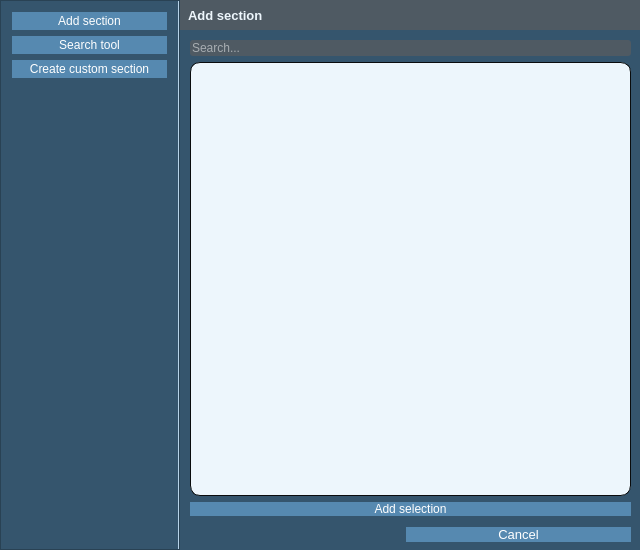
Old version of the form SectionManager/UI/select_section_dialog.ui in the repository GIAPspzoo/GIAP_PolaMap_lite.
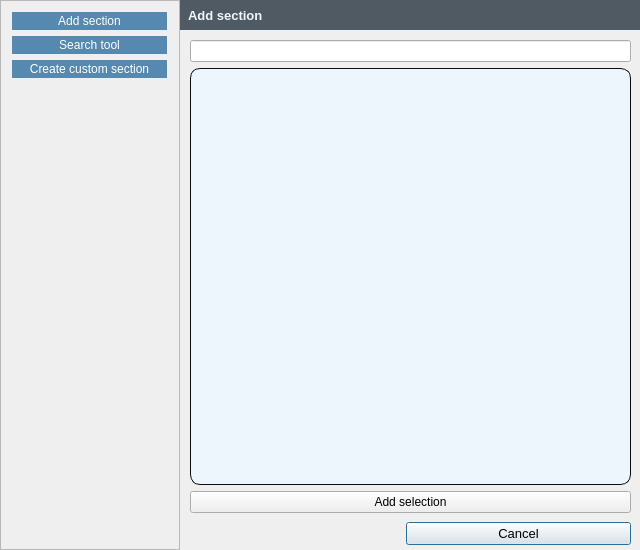
New version of the form. Icons and pictures are not drawn. Custom widgets are drawn as their Qt base class.

The edit to the form file:
```diff
--- a/SectionManager/UI/select_section_dialog.ui
+++ b/SectionManager/UI/select_section_dialog.ui
@@ -36,11 +36,18 @@
     <normaloff>:/plugins/GIAP-giap_layout/icons/giap_logo.png</normaloff>:/plugins/GIAP-giap_layout/icons/giap_logo.png</iconset>
   </property>
   <property name="styleSheet">
-   <string notr="true">* {
-	background-color: rgb(53, 85, 109);
-    font: 10pt &quot;Segoe UI&quot;; 
+   <string notr="true">QPushButton:hover {
+	font-weight: bold;
 }
-
+QPushButton:disabled {
+	color: gray;
+}
+QPushButton:disabled {
+	color: gray;
+}
+QTreeView::branch {
+        color: #5689b0;
+}
 QListWidget {
 	alternate-background-color:  #e6e6e6;
 }
@@ -48,76 +55,8 @@
 	background: #6fb1e3;
 	color: #EDF6FC;
 }
-
-QAbstractItemView
-{
-	alternate-background-color:  #e7e7e7;
+QAbstractItemView {
 	color:  #0A0C0D;
-	border: 1px solid  #1a2936;
-	border-radius: 3px;
-	padding: 1px;
-}
-
-QAbstractItemView:selected
-{
-	color:  #EDF6FC;
-	background-color: rgb(38, 60, 78);
-}
-
-
-QToolButton {
-	color:  #0A0C0D;
-}
-
-QHeaderView::section
-{
-	background-color:  #cfcfcf;
-	color:  #0A0C0D;
-	padding-left: 4px;
-}
-
-QLineEdit
-{
-	border: None;
-    border-radius: 3px;
-    background-color: #4f5a63;
-}
-
-QLineEdit:disabled{
-    color: #EDF6FC;
-}
-
-QLineEdit:focus{
-    border: 1px solid #5689B0;
-}
-
-QPushButton{   
-   background-color: #5689b0;
-   color: #FFF;
-   font: 10pt &quot;Segoe UI&quot;; 
-   border: none;
-   border-radius:none;
-}
-QPushButton:hover {
-	font-weight: bold;
-}
-QPushButton:pressed {
-   background-color: #5689b0;
-   border: 1px solid #6fb1e3;
-}
-
-QPushButton:disabled
-{
-	color: gray;
-}
-
-QPushButton:disabled
-{
-	color: gray;
-}
-
-QTreeView::branch {
-        color: #5689b0;
 }</string>
   </property>
   <property name="locale">
@@ -214,43 +153,7 @@
       </font>
      </property>
      <property name="styleSheet">
-      <string notr="true">background-color: rgb(53, 85, 109);
-font: 75 8pt &quot;Segoe UI Light&quot;;
-
-QWidget {
-border-right: 2px solid  #0A0C0D;
-}
-
-QPushButton {
-	color: #0A0C0D;
-	border: 1px solid  #0A0C0D;
-	background-color: #b7d3e8;
-	border-radius: 3px;
-	padding: 4px;
-}
-
-QPushButton:hover {
-
-	font-weight: bold;
-}
-QPushButton:pressed {
-   background-color: #5689b0;
-   border: 1px solid #6fb1e3;
-}
-
-QPushButton:disabled
-{
-	color: gray;
-}
-
-QToolButton {
-	color:  #0A0C0D;
-}
-
-QPushButton:disabled
-{
-	color: gray;
-}</string>
+      <string notr="true"/>
      </property>
      <layout class="QVBoxLayout" name="verticalLayout">
       <property name="spacing">
```
Left out of the diff: 3 changed lines with no effect on the pictures.
